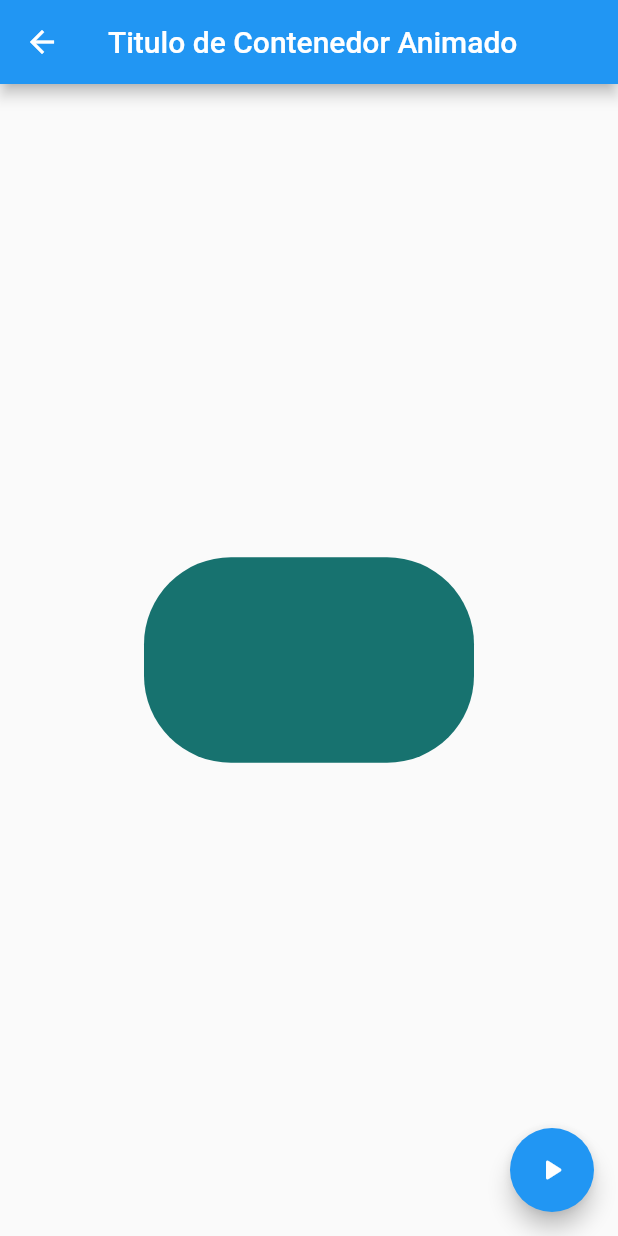
After one commit to GatoJustiniano/flutter_basico, a Flutter app: the AnimatedContainerPage screen opened by its route, after a tap on the "play arrow" icon, on a phone screen of 412 x 824 dp. The commit adds this screen. Run offline on Flutter 3.47's test engine with Material 2 defaults, Android fonts, the phone set to English and light mode, and no system bars.

Commit message:
Add Animación de container con flujo curvo

```diff
--- a/data/menu-opts.json
+++ b/data/menu-opts.json
@@ -15,6 +15,11 @@
             "ruta" : "card",
             "icon" : "folder_open",
             "texto": "Cards - Tarjetas"
+        },
+        {
+            "ruta" : "animatedContainer",
+            "icon" : "donut_large",
+            "texto": "Animated Container"
         }
     ]
 }
--- /dev/null
+++ b/lib/src/pages/animated_container.dart
@@ -0,0 +1,62 @@
+import 'dart:math';
+
+import 'package:flutter/material.dart';
+
+class AnimatedContainerPage extends StatefulWidget {
+  @override
+  _AnimatedContainerPageState createState() => _AnimatedContainerPageState();
+}
+
+class _AnimatedContainerPageState extends State<AnimatedContainerPage> {
+
+  double  _width   = 50.0;
+  double  _height  = 50.0;
+  Color   _color    = Colors.orange;
+
+  BorderRadiusGeometry _borderRadius = BorderRadius.circular(10.0);
+
+  @override
+  Widget build(BuildContext context) {
+    return Scaffold(
+      appBar: AppBar(
+        title: Text('Titulo de Contenedor Animado'),
+      ),
+      body: Center(
+        child: AnimatedContainer(
+          duration: Duration(seconds: 1),
+          curve: Curves.easeInOutCubic,
+          width: _width,
+          height: _height,
+          decoration: BoxDecoration(
+            borderRadius: _borderRadius,
+            color: _color,
+
+          ),
+        ),
+      ),
+
+      floatingActionButton: FloatingActionButton(
+        child: Icon(Icons.play_arrow_rounded),
+        onPressed: _cambiarForma
+        ),
+    );
+  }
+
+  void _cambiarForma() {
+
+    final random    = Random();
+
+    setState(() {
+      _width    = random.nextInt(300).toDouble();
+      _height   = random.nextInt(300).toDouble();
+      _color    = Color.fromRGBO(
+        random.nextInt(255),
+        random.nextInt(255),
+        random.nextInt(255),
+        1
+      );
+      _borderRadius = BorderRadius.circular(random.nextInt(100).toDouble());
+    });
+
+  }
+}
--- a/lib/src/utils/icono_string_util.dart
+++ b/lib/src/utils/icono_string_util.dart
@@ -4,6 +4,7 @@ final _icons = <String, IconData> {
   'add_alert'     : Icons.add_alert,
   'accessibility' : Icons.accessibility,
   'folder_open'   : Icons.folder_open,
+  'donut_large'   : Icons.donut_large,
 };
 
 Icon getIcon ( String nombreIcono) {
```
Also changed, not shown: lib/src/pages/avatar_page.dart (+24 -0 lines), lib/src/routes/routes.dart (+6 -4 lines).
